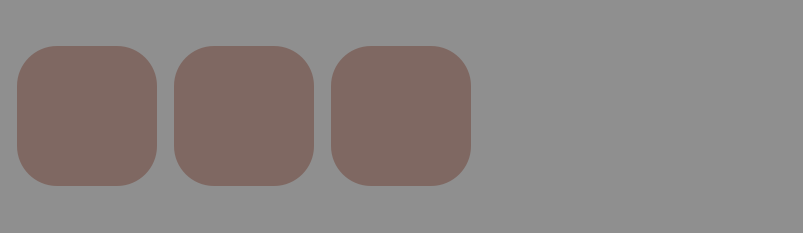
First picture: the form in widgets/menuwidget.ui, repository wyc15002105071/Recorder, before the edit.
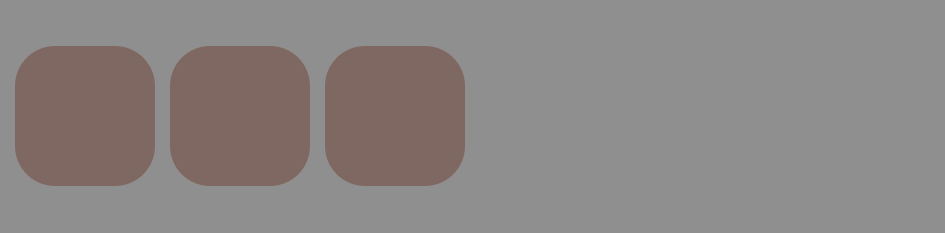
Second picture: the form after the edit. Icons and pictures are not drawn.

The edit to the form file:
```diff
--- a/widgets/menuwidget.ui
+++ b/widgets/menuwidget.ui
@@ -6,7 +6,7 @@
    <rect>
     <x>0</x>
     <y>0</y>
-    <width>803</width>
+    <width>945</width>
     <height>233</height>
    </rect>
   </property>
@@ -218,6 +218,25 @@
         </property>
        </widget>
       </item>
+      <item>
+       <widget class="QPushButton" name="userSet_btn">
+        <property name="sizePolicy">
+         <sizepolicy hsizetype="Fixed" vsizetype="Fixed">
+          <horstretch>0</horstretch>
+          <verstretch>0</verstretch>
+         </sizepolicy>
+        </property>
+        <property name="minimumSize">
+         <size>
+          <width>140</width>
+          <height>140</height>
+         </size>
+        </property>
+        <property name="text">
+         <string/>
+        </property>
+       </widget>
+      </item>
      </layout>
     </widget>
    </item>
```
Left out of the diff: 20 changed lines with no effect on the pictures.
